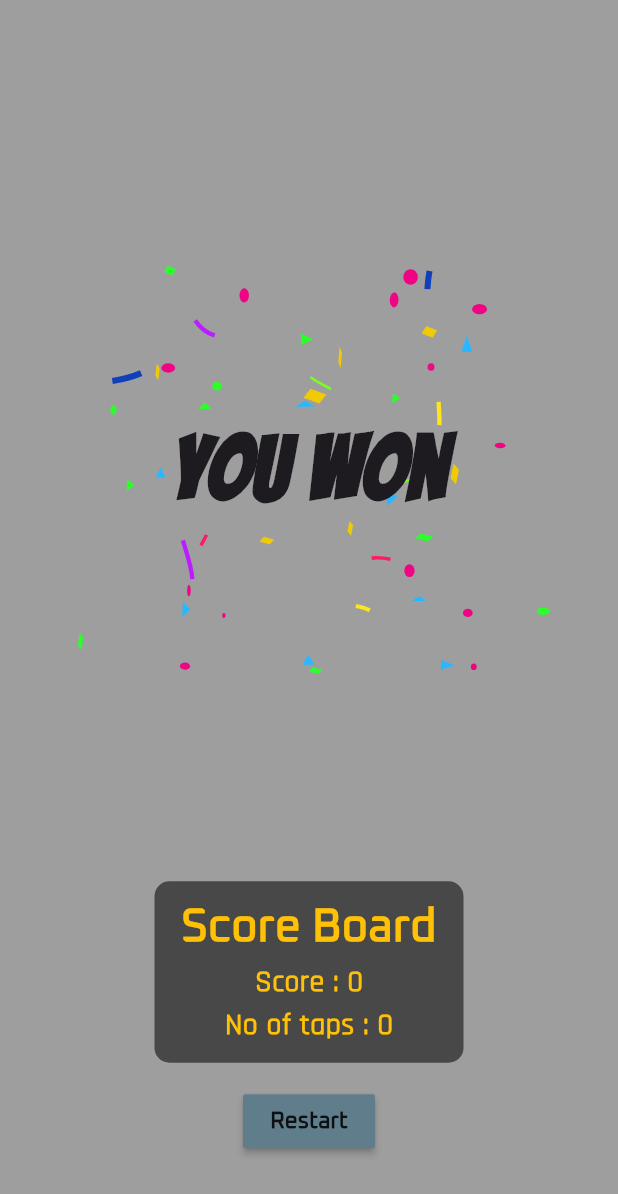
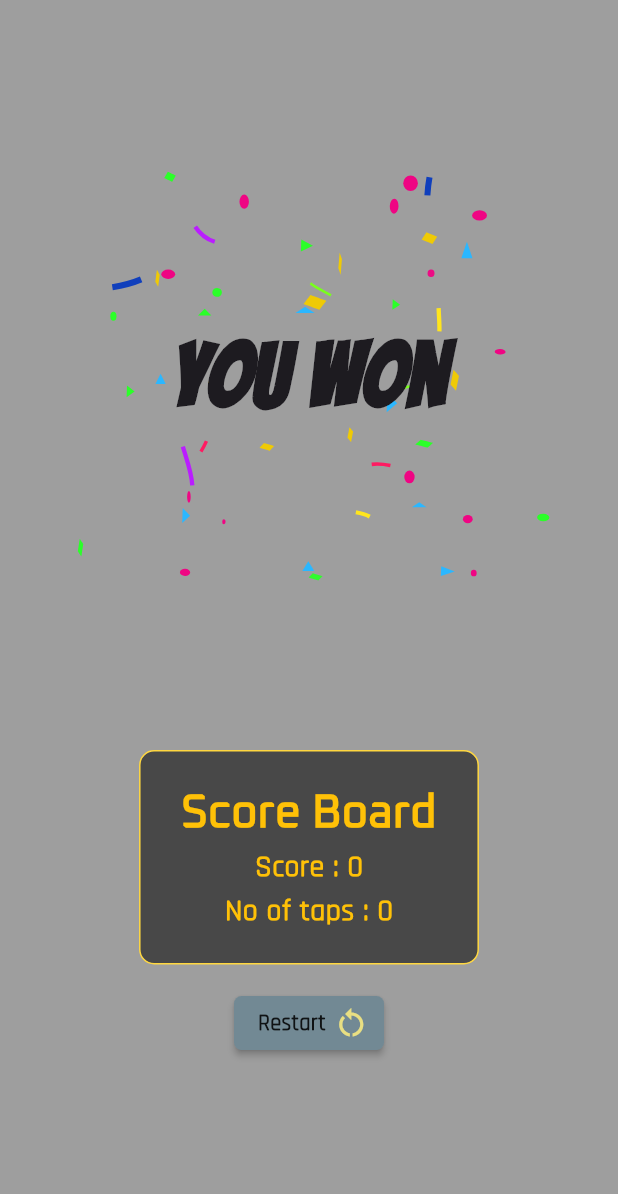
Before and after one commit to HariDharsaun/Finger_Blitz, a Flutter app: the WinningPage screen opened directly with empty values, on a phone screen of 412 x 824 dp. Shown: the top 1194 px of the screen. Run offline on Flutter 3.47's test engine with Material 3 defaults, Android fonts, the phone set to English and light mode, and no system bars; our stand-ins replace lottie.

Commit message:
enhanced winningpage restart button with  Icon

```diff
--- a/lib/main.dart
+++ b/lib/main.dart
@@ -2,6 +2,7 @@ import 'dart:async';
 import 'package:flutter/material.dart';
 import 'package:lottie/lottie.dart';
 import 'package:flutter/animation.dart';
+import 'dart:math';
 
 void main(){
   WidgetsFlutterBinding.ensureInitialized();
@@ -27,27 +28,14 @@ class SplashScreen extends StatefulWidget{
 }
 
 class _SplashScreenState extends State<SplashScreen> with SingleTickerProviderStateMixin{
-  late  AnimationController _controller;
 
   void initState(){
     super.initState();
 
-    _controller = AnimationController(
-      vsync: this,
-      duration: Duration(seconds: 3),
-      );
-
-      _controller.forward();
-
     Future.delayed(Duration(seconds: 3), () {
-      _controller.stop();
+      // _controller.stop();
       Navigator.pushReplacement(context, MaterialPageRoute(builder: (context) => const HomePage()));
     });
-  }
-  @override
-  void dispose(){
-    _controller.dispose();
-    super.dispose();
   }
 
   @override
@@ -66,10 +54,6 @@ class _SplashScreenState extends State<SplashScreen> with SingleTickerProviderSt
             const Text("FingerBlitzz" , style: TextStyle(fontFamily: 'Oxanium',fontSize: 40,fontWeight: FontWeight.bold, color: Colors.amber),),
             const SizedBox(height: 80,),
             Lottie.asset("assets/loading.json",width: 180,
-            controller: _controller,
-            onLoaded:(composition){
-              _controller.duration=composition.duration;
-            },
             delegates: LottieDelegates(
             values: [
                     ValueDelegate.color(
@@ -93,7 +77,7 @@ class HomePage extends StatefulWidget {
 }
 
 class _HomePageState extends State<HomePage> {
-  List<Color> colours= [Colors.blue,Colors.red,Colors.amberAccent,Colors.deepOrange,Colors.greenAccent,Colors.pink,Colors.deepPurple,Colors.deepPurpleAccent];
+  List<Color> colours= [Colors.blue,Colors.red,Colors.amberAccent,Colors.deepOrangeAccent,Colors.greenAccent,Colors.pink,Colors.deepPurple,Colors.deepPurpleAccent];
   Color button_color1 = Colors.white;
   Color button_color2 = Colors.white;
   bool p1_start = false;
@@ -274,7 +258,8 @@ class _GamePageState extends State<GamePage> {
       p2_height = MediaQuery.of(context).size.height / 2;
       flag = true;
     }
-    return Scaffold(
+    return SafeArea(
+      child: Scaffold(
         body: Column(
           children: [
             MaterialButton(
@@ -339,6 +324,7 @@ class _GamePageState extends State<GamePage> {
             ),
           ],
         ),
+      ),
     );
   }
 }
@@ -352,8 +338,11 @@ class TimerPage extends StatefulWidget{
 }
 
 class _TimerPageState extends State<TimerPage> {
+  List<String> quotes = ["Tap fast,the winner gets 1 crore!","Win, and the winner might get a GF / BF...","Tap fast, looser gets a break UP!","Winner will get a date with a cute girl/boy"];
   int timeleft = 3;
   Color bg = Colors.cyan;
+  Random random_index = Random();
+
   void initState(){
     super.initState();
     Timer.periodic(const Duration(seconds: 1), (timer){
@@ -389,7 +378,7 @@ class _TimerPageState extends State<TimerPage> {
         child: Column(
           mainAxisAlignment: MainAxisAlignment.center,
           children: [
-            Text((timeleft.toString()) == '0'?"Let's Battle":timeleft.toString(),style: TextStyle(fontFamily:'Rajdhani',color: Colors.white,fontSize: 65,fontWeight: FontWeight.bold),),
+            Text((timeleft.toString()) == '0'?"Let's Battle":timeleft.toString(),style: const TextStyle(fontFamily:'Rajdhani',color: Colors.white,fontSize: 50,fontWeight: FontWeight.bold),),
           ],
         ),
       ),
@@ -433,11 +422,11 @@ class _WinningPageState extends State<WinningPage>with SingleTickerProviderState
       backgroundColor: (widget.player == "1")?widget.player1_color:widget.palyer2_color,
       body: Center(
         child: Column(
-          mainAxisAlignment: MainAxisAlignment.center,
+          mainAxisAlignment: MainAxisAlignment.start,
           children: [
             Center(
               child: SizedBox(
-                height: 550,
+                height: 500,
                 child: Stack(
                   alignment: Alignment.center,
                   children: [
@@ -452,13 +441,18 @@ class _WinningPageState extends State<WinningPage>with SingleTickerProviderState
                 ),
               ),
             ),
-            Container(
-              padding: const EdgeInsets.all(10),
-              width: MediaQuery.of(context).size.width/2,
+            Column(
+              mainAxisAlignment: MainAxisAlignment.start,
+              children: [Container(
+                padding: const EdgeInsets.symmetric(vertical: 20),
+                width: MediaQuery.of(context).size.width*0.55,
                 alignment: Alignment.center,
                 decoration: BoxDecoration(
                   color: Colors.black54,
                   borderRadius: BorderRadius.circular(10),
+                  border: Border.all(
+                    color: Colors.amberAccent,
+                  )
                 ),
                 child: Column(
                   children: [
@@ -467,17 +461,34 @@ class _WinningPageState extends State<WinningPage>with SingleTickerProviderState
                     Text("No of taps : ${widget.taps}",style: TextStyle(fontFamily: 'Rajdhani',fontSize: 20,fontWeight: FontWeight.w600,color: board_text),)
                   ],
                 ),
+              ),]
+            ),
+            const SizedBox(
+              height: 5,
             ),
             Padding(
-              padding: const EdgeInsets.all(15),
+              padding: const EdgeInsets.symmetric(vertical:10),
+              child: SizedBox(
+                width: 100,
                 child: MaterialButton(
+                  shape: RoundedRectangleBorder(
+                    borderRadius: BorderRadius.circular(5),
+                  ),
                   onPressed: (){
                     winning_controller.stop();
                   Navigator.pop(context);
                   Navigator.pop(context);
                 },
-              color: Colors.blueGrey,
-              child: const Text("Restart",style: TextStyle(fontFamily: 'Oxanium',fontSize: 15,fontWeight: FontWeight.bold,),),
+                color: const Color.fromARGB(255, 114, 137, 148),
+                child:const  Row(
+                  mainAxisAlignment: MainAxisAlignment.center,
+                  children: [
+                    Text("Restart",style: TextStyle(fontFamily: 'Rajdhani',fontSize: 15,fontWeight: FontWeight.bold),),
+                    SizedBox(width: 5,),
+                    Icon(Icons.restart_alt_sharp,color: Color.fromARGB(255, 233, 223, 130),),
+                  ]
+                ),
+                ),
               ),
             )
           ],
```
Also changed, not shown: 1 other file. Lines whose indentation alone changed are shown as unchanged.
